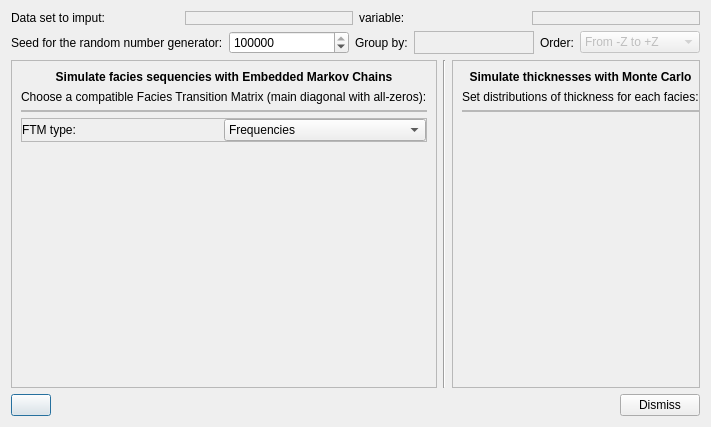
Old version of the form dialogs/mcmcdataimputationdialog.ui in the repository PauloCarvalhoRJ/gammaray.
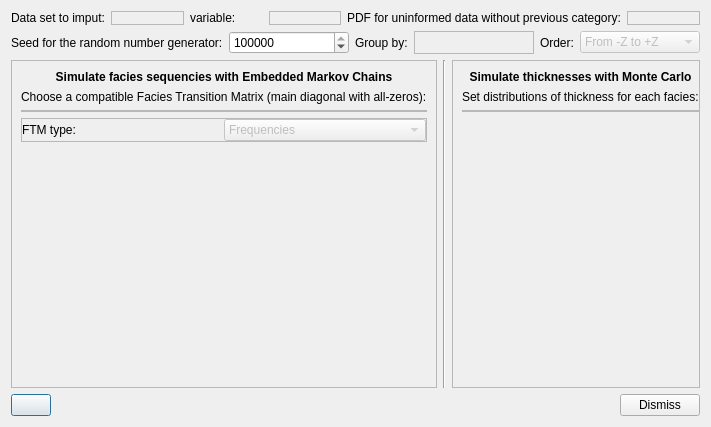
New version of the form. Icons and pictures are not drawn.

Patch:
```diff
--- a/dialogs/mcmcdataimputationdialog.ui
+++ b/dialogs/mcmcdataimputationdialog.ui
@@ -84,6 +84,40 @@
        </layout>
       </widget>
      </item>
+     <item>
+      <widget class="QLabel" name="label_11">
+       <property name="text">
+        <string>PDF for uninformed data without previous category:</string>
+       </property>
+      </widget>
+     </item>
+     <item>
+      <widget class="QFrame" name="frmCmbPDF">
+       <property name="frameShape">
+        <enum>QFrame::StyledPanel</enum>
+       </property>
+       <property name="frameShadow">
+        <enum>QFrame::Raised</enum>
+       </property>
+       <layout class="QHBoxLayout" name="horizontalLayout_8">
+        <property name="spacing">
+         <number>0</number>
+        </property>
+        <property name="leftMargin">
+         <number>0</number>
+        </property>
+        <property name="topMargin">
+         <number>0</number>
+        </property>
+        <property name="rightMargin">
+         <number>0</number>
+        </property>
+        <property name="bottomMargin">
+         <number>0</number>
+        </property>
+       </layout>
+      </widget>
+     </item>
     </layout>
    </item>
    <item>
@@ -287,6 +321,9 @@
            </item>
            <item>
             <widget class="QComboBox" name="cmbFTMtype">
+             <property name="enabled">
+              <bool>false</bool>
+             </property>
              <item>
               <property name="text">
                <string>Frequencies</string>
```
